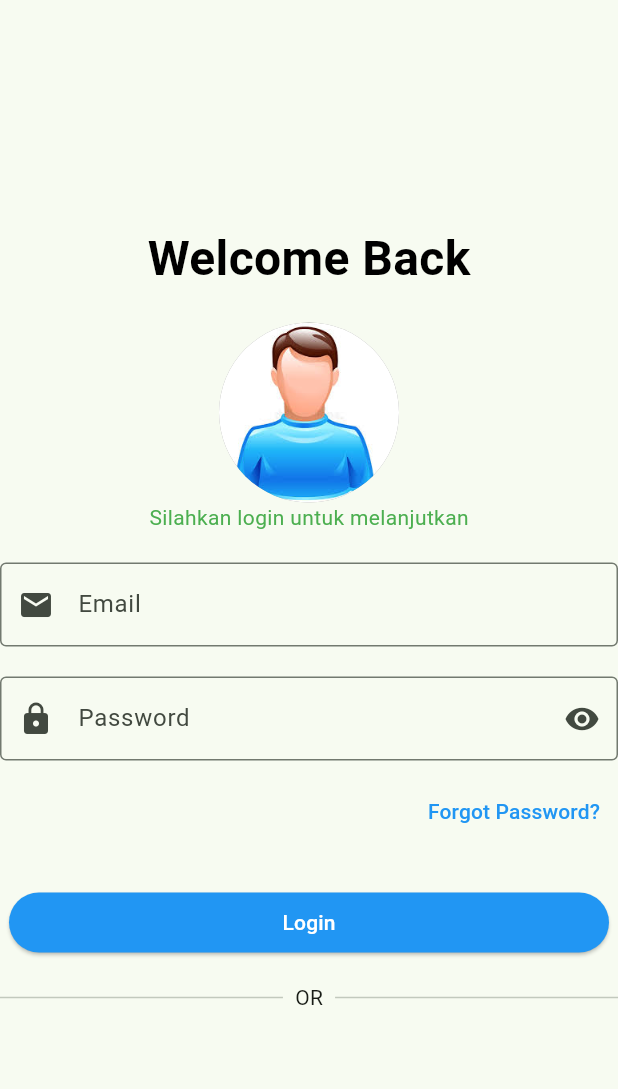
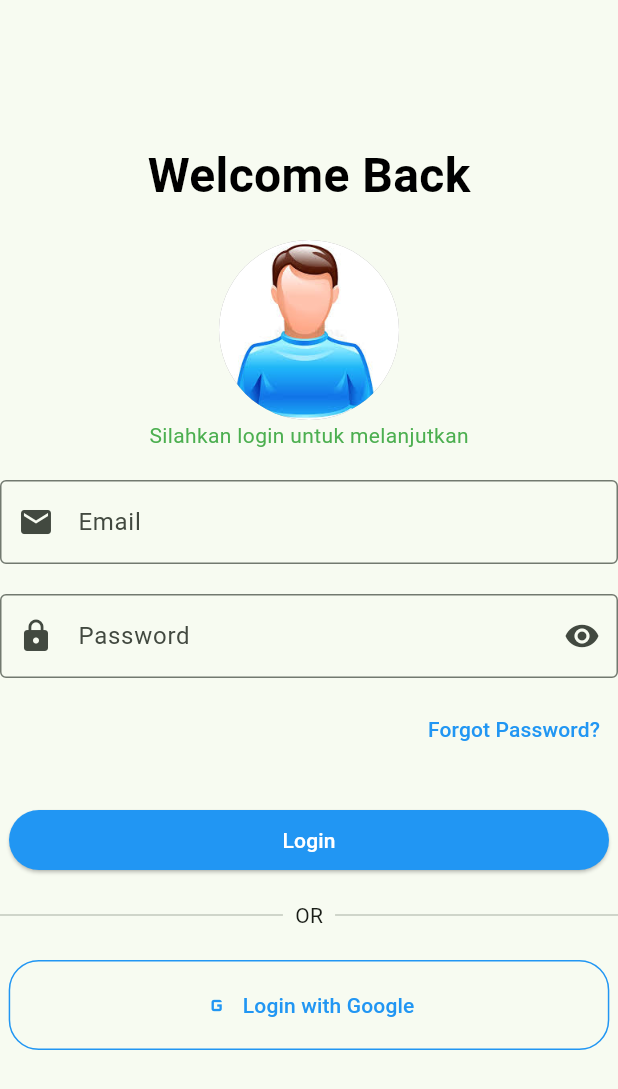
Before and after one commit to muhamadayeshaaulia/muhamadayeshaaulia_1123150188_uts, a Flutter app: the MyLogin screen opened directly, on a phone screen of 412 x 824 dp. Shown: the top 1089 px of the screen. Run offline on Flutter 3.47's test engine with Material 3 defaults, Android fonts, the light colour scheme and no system bars.

Commit message:
membuat button untuk pilihan opsi login dengan google dengan icon g_mobiledata

```diff
--- a/lib/screen/login.dart
+++ b/lib/screen/login.dart
@@ -87,7 +87,7 @@ class MyLogin extends StatelessWidget {
               child: Text("Login", style: TextStyle(color: Colors.white)),
             ),
           ),
-           SizedBox(height: 20),
+          SizedBox(height: 20),
           Row(
             children: [
               Expanded(child: Divider(thickness: 1)),
@@ -98,6 +98,23 @@ class MyLogin extends StatelessWidget {
               Expanded(child: Divider(thickness: 1)),
             ],
           ),
+          SizedBox(height: 20),
+          OutlinedButton.icon(
+            onPressed: () {},
+            icon: Icon(Icons.g_mobiledata, color: Colors.blue),
+            label: Text(
+              "Login with Google",
+              style: TextStyle(color: Colors.blue),
+            ),
+            style: OutlinedButton.styleFrom(
+              side: BorderSide(color: Colors.blue),
+              shape: RoundedRectangleBorder(
+                borderRadius: BorderRadius.circular(20.0),
+              ),
+              padding: EdgeInsets.symmetric(vertical: 20.0, horizontal: 130.0),
+            ),
+          ),
+          SizedBox(height: 30),
         ],
       ),
     );
```
